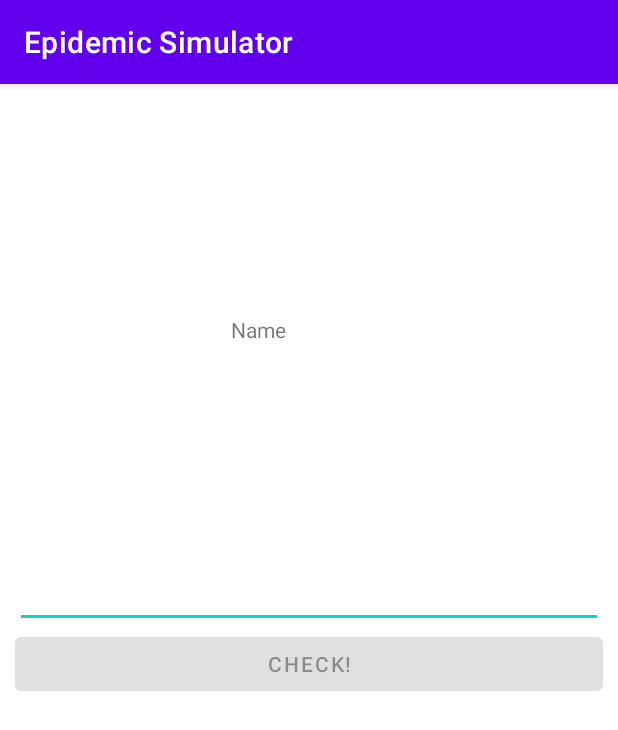
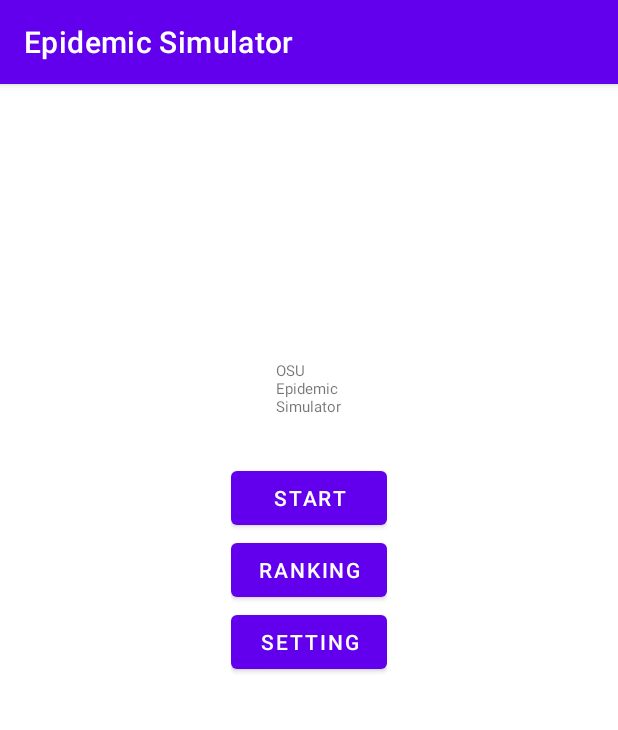
Before and after one commit to Yiyang-Qiu/5236EpidemicSimulator, an Android app: the screen it shows after launch (RegisterActivity before the commit, MenuActivity after it), on a phone screen of 412 x 824 dp. Shown: the top 730 px of the screen. Run offline under Robolectric (Android 15) with nearby library versions, the phone set to English and light mode, and no system bars.

Commit message:
Menu Page

```diff
--- /dev/null
+++ b/app/src/main/java/com/example/epidemicsimulator/MenuActivity.java
@@ -0,0 +1,22 @@
+package com.example.epidemicsimulator;
+
+import androidx.appcompat.app.AppCompatActivity;
+import androidx.fragment.app.Fragment;
+import androidx.fragment.app.FragmentManager;
+
+import android.os.Bundle;
+
+public class MenuActivity extends AppCompatActivity {
+
+    @Override
+    protected void onCreate(Bundle savedInstanceState) {
+        super.onCreate(savedInstanceState);
+        setContentView(R.layout.activity_menu);
+        FragmentManager fm= getSupportFragmentManager();
+        Fragment fragment=fm.findFragmentById(R.id.fragment_container1);
+        if(fragment==null){
+            fragment=new MenuFragment();
+            fm.beginTransaction().add(R.id.fragment_container1,fragment).commit();
+        }
+    }
+}
--- /dev/null
+++ b/app/src/main/java/com/example/epidemicsimulator/MenuFragment.java
@@ -0,0 +1,105 @@
+package com.example.epidemicsimulator;
+
+import android.content.Context;
+import android.content.Intent;
+import android.os.Bundle;
+
+import androidx.fragment.app.Fragment;
+import androidx.fragment.app.FragmentManager;
+import androidx.fragment.app.FragmentTransaction;
+
+import android.view.LayoutInflater;
+import android.view.View;
+import android.view.ViewGroup;
+import android.widget.Button;
+import android.widget.Toast;
+
+/**
+ * A simple {@link Fragment} subclass.
+ * Use the {@link MenuFragment#newInstance} factory method to
+ * create an instance of this fragment.
+ */
+public class MenuFragment extends Fragment {
+
+    // TODO: Rename parameter arguments, choose names that match
+    // the fragment initialization parameters, e.g. ARG_ITEM_NUMBER
+    private static final String ARG_PARAM1 = "param1";
+    private static final String ARG_PARAM2 = "param2";
+
+    // TODO: Rename and change types of parameters
+    private String mParam1;
+    private String mParam2;
+    private Button mStartButton;
+    private Button mRankButton;
+    private Button mSetButton;
+
+    public MenuFragment() {
+        // Required empty public constructor
+    }
+
+    /**
+     * Use this factory method to create a new instance of
+     * this fragment using the provided parameters.
+     *
+     * @param param1 Parameter 1.
+     * @param param2 Parameter 2.
+     * @return A new instance of fragment MenuFragment.
+     */
+    // TODO: Rename and change types and number of parameters
+    public static MenuFragment newInstance(String param1, String param2) {
+        MenuFragment fragment = new MenuFragment();
+        Bundle args = new Bundle();
+        args.putString(ARG_PARAM1, param1);
+        args.putString(ARG_PARAM2, param2);
+        fragment.setArguments(args);
+        return fragment;
+    }
+
+    @Override
+    public void onCreate(Bundle savedInstanceState) {
+        super.onCreate(savedInstanceState);
+        if (getArguments() != null) {
+            mParam1 = getArguments().getString(ARG_PARAM1);
+            mParam2 = getArguments().getString(ARG_PARAM2);
+        }
+    }
+
+    @Override
+    public View onCreateView(LayoutInflater inflater, ViewGroup container,
+                             Bundle savedInstanceState) {
+        View v=inflater.inflate(R.layout.fragment_menu,container,false);
+
+        // Start Button
+        mStartButton=(Button)v.findViewById(R.id.start_button);
+        mStartButton.setOnClickListener(new View.OnClickListener(){
+            @Override
+            public void onClick(View view) {
+                Intent intent1=new Intent(getActivity(),RegisterActivity.class);
+                startActivity(intent1);
+            }});
+
+        // Rank Button
+        mRankButton=(Button)v.findViewById(R.id.rank_button);
+        mRankButton.setOnClickListener(new View.OnClickListener(){
+            @Override
+            public void onClick(View view) {
+                FragmentManager fm=getActivity().getSupportFragmentManager();
+                Fragment fragment=new RankFragment();
+                FragmentTransaction transaction=fm.beginTransaction();
+                transaction.replace(R.id.fragment_container1,fragment);
+                transaction.addToBackStack(null);
+                transaction.commit();
+            }});
+
+        // Set Button
+        mSetButton=(Button)v.findViewById(R.id.set_button);
+        mSetButton.setOnClickListener(new View.OnClickListener(){
+            @Override
+            public void onClick(View view){
+
+            }});
+
+
+        return v;
+    }
+}
--- /dev/null
+++ b/app/src/main/res/layout/activity_menu.xml
@@ -0,0 +1,12 @@
+<?xml version="1.0" encoding="utf-8"?>
+<FrameLayout xmlns:android="http://schemas.android.com/apk/res/android"
+    xmlns:app="http://schemas.android.com/apk/res-auto"
+    xmlns:tools="http://schemas.android.com/tools"
+    android:id="@+id/fragment_container1"
+    android:layout_width="match_parent"
+    android:layout_height="match_parent"
+    tools:context=".MenuActivity">
+
+
+
+</FrameLayout>
--- /dev/null
+++ b/app/src/main/res/layout/fragment_menu.xml
@@ -0,0 +1,44 @@
+<?xml version="1.0" encoding="utf-8"?>
+<LinearLayout
+    xmlns:android="http://schemas.android.com/apk/res/android"
+    xmlns:tools="http://schemas.android.com/tools"
+    tools:context=".MenuFragment"
+    android:layout_height="match_parent"
+    android:layout_width="match_parent"
+    android:layout_margin="10dp"
+    android:layout_gravity="center"
+    android:orientation="vertical"
+    android:padding="144dp">
+
+    <TextView
+        android:id="@+id/name_text"
+        android:layout_width="wrap_content"
+        android:layout_height="wrap_content"
+        android:text="@string/game_title"
+        android:textSize="10dp"
+        android:padding="30dp"/>
+
+    <Button
+        android:id="@+id/start_button"
+        android:layout_width="match_parent"
+        android:layout_height="wrap_content"
+        android:text="@string/start_button"
+        android:layout_gravity="center_vertical"
+        />
+    <Button
+        android:id="@+id/rank_button"
+        android:layout_width="match_parent"
+        android:layout_height="wrap_content"
+        android:text="@string/rank_button"
+        android:layout_gravity="center_vertical"/>
+
+    <Button
+        android:id="@+id/set_button"
+        android:layout_width="match_parent"
+        android:layout_height="wrap_content"
+        android:text="@string/set_button"
+        android:layout_gravity="center_vertical"/>
+
+
+
+</LinearLayout>
--- a/app/src/main/res/values/strings.xml
+++ b/app/src/main/res/values/strings.xml
@@ -5,4 +5,8 @@
     <string name="enter_name_hint">Please enter your name</string>
     <string name="Name_text">Name</string>
     <string name="check_button">Check!</string>
+    <string name="start_button">Start</string>
+    <string name="rank_button">Ranking</string>
+    <string name="set_button">Setting</string>
+    <string name="game_title">OSU Epidemic Simulator</string>
 </resources>
```
Also changed, not shown: app/src/main/AndroidManifest.xml (+8 -1 lines), app/src/main/java/com/example/epidemicsimulator/RankFragment.java (added, +64 -0 lines), app/src/main/res/layout/fragment_rank.xml (added, +14 -0 lines).
